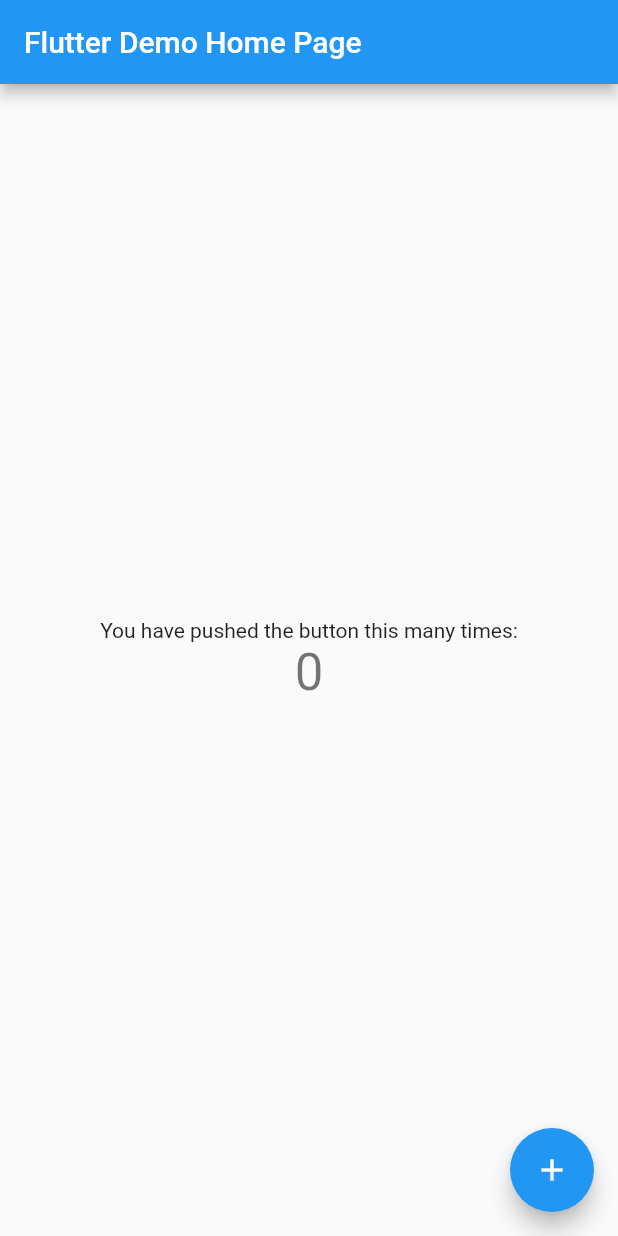
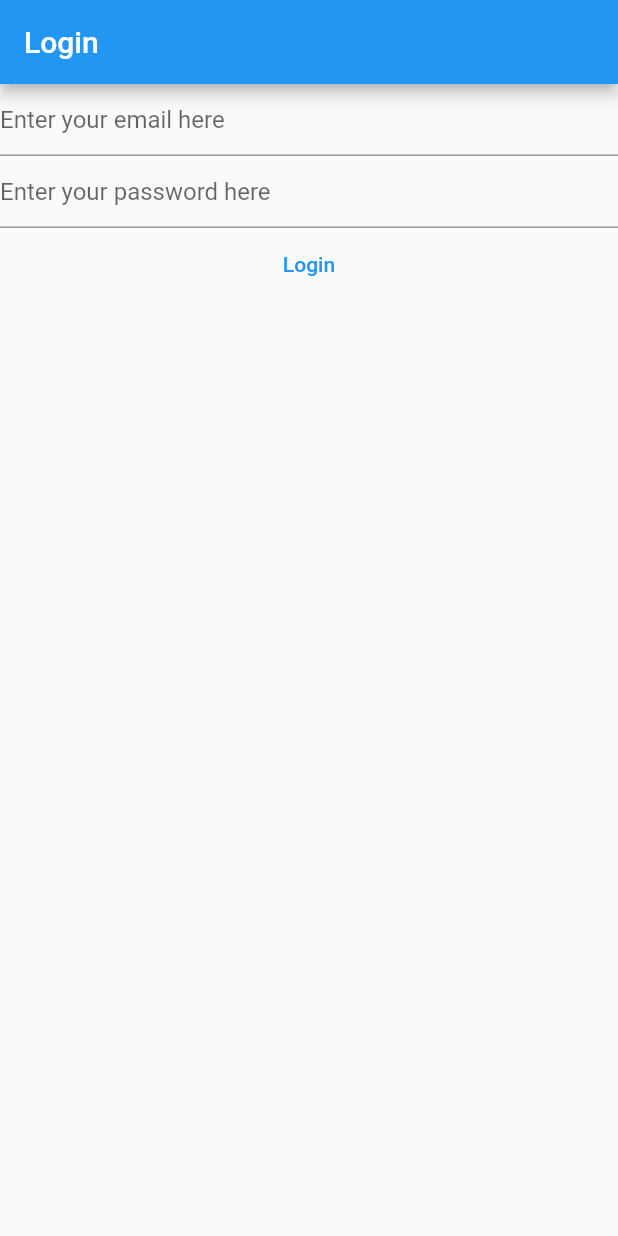
Before and after one commit to tedawf/firebase-notes-app, a Flutter app: the screen it shows after launch, on a phone screen of 412 x 824 dp. Run offline on Flutter 3.47's test engine with Material 2 defaults, Android fonts, the phone set to English and light mode, and no system bars; our stand-ins replace firebase_auth, firebase_core; accounts and stored records are empty.

Commit message:
register and login views

```diff
--- a/lib/main.dart
+++ b/lib/main.dart
@@ -1,115 +1,15 @@
+import 'package:firebase_notes_app/views/login_view.dart';
 import 'package:flutter/material.dart';
 
 void main() {
-  runApp(const MyApp());
-}
-
-class MyApp extends StatelessWidget {
-  const MyApp({super.key});
-
-  // This widget is the root of your application.
-  @override
-  Widget build(BuildContext context) {
-    return MaterialApp(
+  WidgetsFlutterBinding.ensureInitialized();
+  runApp(
+    MaterialApp(
       title: 'Flutter Demo',
       theme: ThemeData(
-        // This is the theme of your application.
-        //
-        // Try running your application with "flutter run". You'll see the
-        // application has a blue toolbar. Then, without quitting the app, try
-        // changing the primarySwatch below to Colors.green and then invoke
-        // "hot reload" (press "r" in the console where you ran "flutter run",
-        // or simply save your changes to "hot reload" in a Flutter IDE).
-        // Notice that the counter didn't reset back to zero; the application
-        // is not restarted.
         primarySwatch: Colors.blue,
       ),
-      home: const MyHomePage(title: 'Flutter Demo Home Page'),
-    );
-  }
+      home: const LoginView(),
+    ),
+  );
 }
-
-class MyHomePage extends StatefulWidget {
-  const MyHomePage({super.key, required this.title});
-
-  // This widget is the home page of your application. It is stateful, meaning
-  // that it has a State object (defined below) that contains fields that affect
-  // how it looks.
-
-  // This class is the configuration for the state. It holds the values (in this
-  // case the title) provided by the parent (in this case the App widget) and
-  // used by the build method of the State. Fields in a Widget subclass are
-  // always marked "final".
-
-  final String title;
-
-  @override
-  State<MyHomePage> createState() => _MyHomePageState();
-}
-
-class _MyHomePageState extends State<MyHomePage> {
-  int _counter = 0;
-
-  void _incrementCounter() {
-    setState(() {
-      // This call to setState tells the Flutter framework that something has
-      // changed in this State, which causes it to rerun the build method below
-      // so that the display can reflect the updated values. If we changed
-      // _counter without calling setState(), then the build method would not be
-      // called again, and so nothing would appear to happen.
-      _counter++;
-    });
-  }
-
-  @override
-  Widget build(BuildContext context) {
-    // This method is rerun every time setState is called, for instance as done
-    // by the _incrementCounter method above.
-    //
-    // The Flutter framework has been optimized to make rerunning build methods
-    // fast, so that you can just rebuild anything that needs updating rather
-    // than having to individually change instances of widgets.
-    return Scaffold(
-      appBar: AppBar(
-        // Here we take the value from the MyHomePage object that was created by
-        // the App.build method, and use it to set our appbar title.
-        title: Text(widget.title),
-      ),
-      body: Center(
-        // Center is a layout widget. It takes a single child and positions it
-        // in the middle of the parent.
-        child: Column(
-          // Column is also a layout widget. It takes a list of children and
-          // arranges them vertically. By default, it sizes itself to fit its
-          // children horizontally, and tries to be as tall as its parent.
-          //
-          // Invoke "debug painting" (press "p" in the console, choose the
-          // "Toggle Debug Paint" action from the Flutter Inspector in Android
-          // Studio, or the "Toggle Debug Paint" command in Visual Studio Code)
-          // to see the wireframe for each widget.
-          //
-          // Column has various properties to control how it sizes itself and
-          // how it positions its children. Here we use mainAxisAlignment to
-          // center the children vertically; the main axis here is the vertical
-          // axis because Columns are vertical (the cross axis would be
-          // horizontal).
-          mainAxisAlignment: MainAxisAlignment.center,
-          children: <Widget>[
-            const Text(
-              'You have pushed the button this many times:',
-            ),
-            Text(
-              '$_counter',
-              style: Theme.of(context).textTheme.headline4,
-            ),
-          ],
-        ),
-      ),
-      floatingActionButton: FloatingActionButton(
-        onPressed: _incrementCounter,
-        tooltip: 'Increment',
-        child: const Icon(Icons.add),
-      ), // This trailing comma makes auto-formatting nicer for build methods.
-    );
-  }
-}
--- /dev/null
+++ b/lib/views/login_view.dart
@@ -0,0 +1,96 @@
+import 'package:firebase_auth/firebase_auth.dart';
+import 'package:firebase_core/firebase_core.dart';
+import 'package:firebase_notes_app/firebase_options.dart';
+import 'package:flutter/material.dart';
+
+class LoginView extends StatefulWidget {
+  const LoginView({super.key});
+
+  @override
+  State<LoginView> createState() => _LoginViewState();
+}
+
+class _LoginViewState extends State<LoginView> {
+  late final TextEditingController _email;
+  late final TextEditingController _password;
+
+  @override
+  void initState() {
+    super.initState();
+    _email = TextEditingController();
+    _password = TextEditingController();
+  }
+
+  @override
+  void dispose() {
+    _email.dispose();
+    _password.dispose();
+    super.dispose();
+  }
+
+  @override
+  Widget build(BuildContext context) {
+    return Scaffold(
+      appBar: AppBar(
+        title: const Text("Login"),
+      ),
+      body: FutureBuilder(
+        future: Firebase.initializeApp(
+          options: DefaultFirebaseOptions.currentPlatform,
+        ),
+        builder: (context, snapshot) {
+          switch (snapshot.connectionState) {
+            case ConnectionState.done:
+              return Column(
+                children: [
+                  TextField(
+                    controller: _email,
+                    enableSuggestions: false,
+                    autocorrect: false,
+                    keyboardType: TextInputType.emailAddress,
+                    decoration: const InputDecoration(
+                      hintText: "Enter your email here",
+                    ),
+                  ),
+                  TextField(
+                    controller: _password,
+                    obscureText: true,
+                    enableSuggestions: false,
+                    autocorrect: false,
+                    decoration: const InputDecoration(
+                      hintText: "Enter your password here",
+                    ),
+                  ),
+                  TextButton(
+                    onPressed: () async {
+                      final email = _email.text;
+                      final password = _password.text;
+                      try {
+                        final userCredential = await FirebaseAuth.instance
+                            .signInWithEmailAndPassword(
+                          email: email,
+                          password: password,
+                        );
+                        print(userCredential);
+                      } on FirebaseAuthException catch (e) {
+                        if (e.code == "user-not-found") {
+                          print("User not found");
+                        } else if (e.code == "wrong-password") {
+                          print("Wrong password");
+                        } else {
+                          print(e.code);
+                        }
+                      }
+                    },
+                    child: const Text("Login"),
+                  ),
+                ],
+              );
+            default:
+              return const Text("Loading...");
+          }
+        },
+      ),
+    );
+  }
+}
--- /dev/null
+++ b/lib/views/register_view.dart
@@ -0,0 +1,98 @@
+import 'package:firebase_auth/firebase_auth.dart';
+import 'package:firebase_core/firebase_core.dart';
+import 'package:firebase_notes_app/firebase_options.dart';
+import 'package:flutter/material.dart';
+
+class RegisterView extends StatefulWidget {
+  const RegisterView({super.key});
+
+  @override
+  State<RegisterView> createState() => _RegisterViewState();
+}
+
+class _RegisterViewState extends State<RegisterView> {
+  late final TextEditingController _email;
+  late final TextEditingController _password;
+
+  @override
+  void initState() {
+    super.initState();
+    _email = TextEditingController();
+    _password = TextEditingController();
+  }
+
+  @override
+  void dispose() {
+    _email.dispose();
+    _password.dispose();
+    super.dispose();
+  }
+
+  @override
+  Widget build(BuildContext context) {
+    return Scaffold(
+      appBar: AppBar(
+        title: const Text("Register"),
+      ),
+      body: FutureBuilder(
+        future: Firebase.initializeApp(
+          options: DefaultFirebaseOptions.currentPlatform,
+        ),
+        builder: (context, snapshot) {
+          switch (snapshot.connectionState) {
+            case ConnectionState.done:
+              return Column(
+                children: [
+                  TextField(
+                    controller: _email,
+                    enableSuggestions: false,
+                    autocorrect: false,
+                    keyboardType: TextInputType.emailAddress,
+                    decoration: const InputDecoration(
+                      hintText: "Enter your email here",
+                    ),
+                  ),
+                  TextField(
+                    controller: _password,
+                    obscureText: true,
+                    enableSuggestions: false,
+                    autocorrect: false,
+                    decoration: const InputDecoration(
+                      hintText: "Enter your password here",
+                    ),
+                  ),
+                  TextButton(
+                    onPressed: () async {
+                      final email = _email.text;
+                      final password = _password.text;
+                      try {
+                        final userCredential = await FirebaseAuth.instance
+                            .createUserWithEmailAndPassword(
+                          email: email,
+                          password: password,
+                        );
+                        print(userCredential);
+                      } on FirebaseAuthException catch (e) {
+                        if (e.code == "weak-password") {
+                          print("Weak password");
+                        } else if (e.code == "email-already-in-use") {
+                          print("Email is already in use");
+                        } else if (e.code == "invalid-email") {
+                          print("Invalid email entered");
+                        } else {
+                          print(e.code);
+                        }
+                      }
+                    },
+                    child: const Text("Register"),
+                  ),
+                ],
+              );
+            default:
+              return const Text("Loading...");
+          }
+        },
+      ),
+    );
+  }
+}
```
